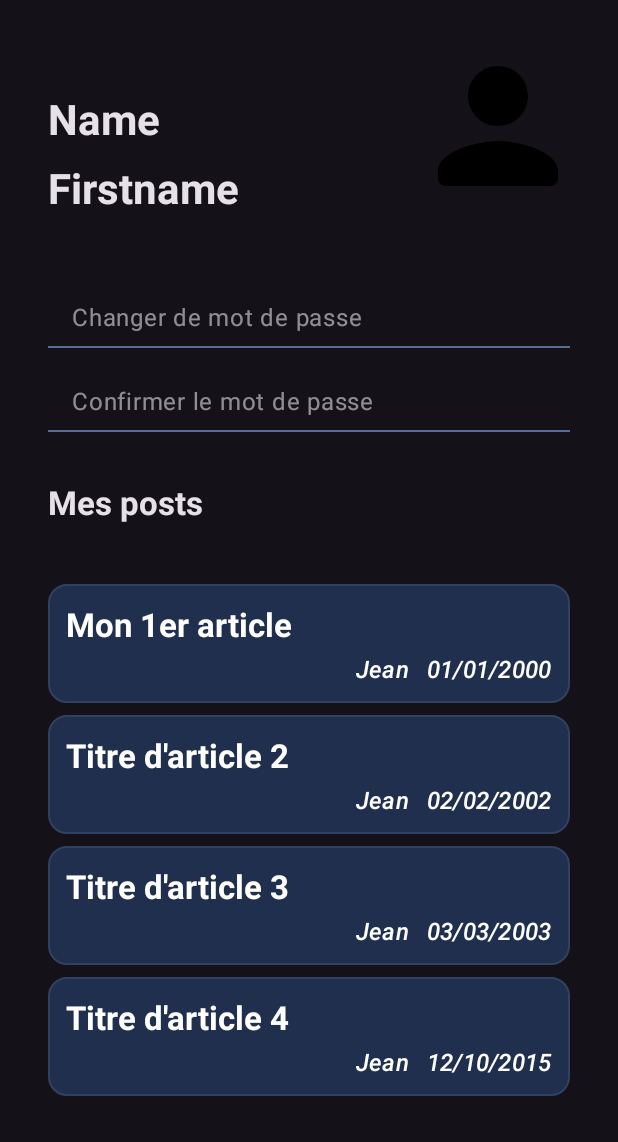
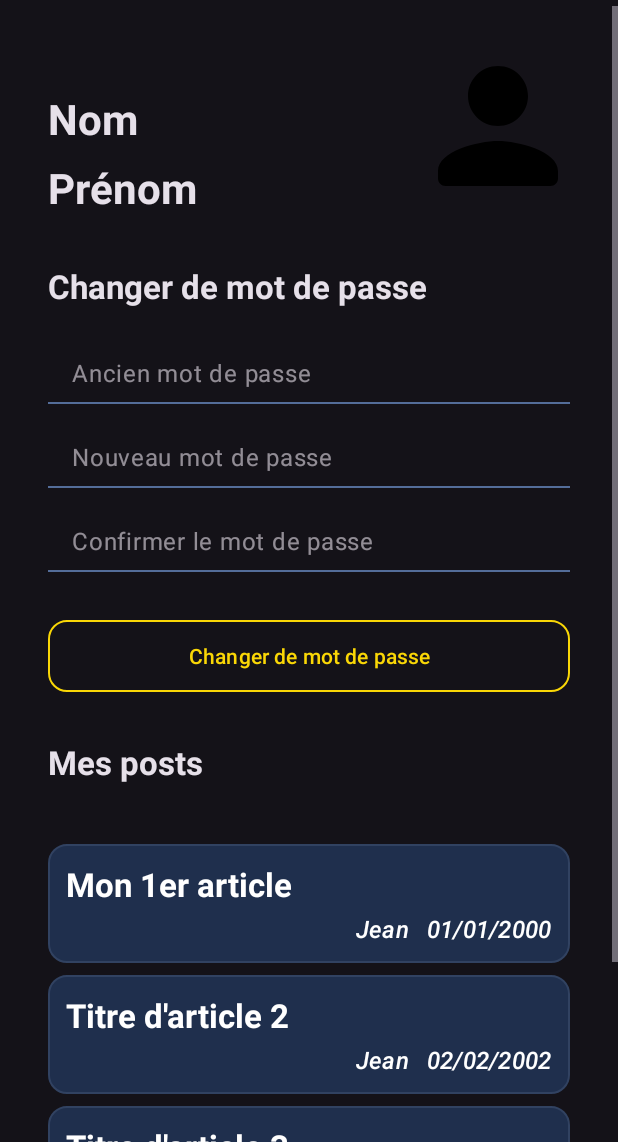
Before and after one commit to Moumours/PostBee, an Android app: the ProfileActivity screen opened directly, with no data from a screen before it, on a phone screen of 412 x 824 dp, the part 94-1236 px from its top. Run offline under Robolectric (Android 15) with nearby library versions, the phone set to English and light mode, and no system bars.

```diff
--- a/mobile_app/app/src/main/java/com/example/mobile_app/model/item_user/ItemUserAdapter.java
+++ b/mobile_app/app/src/main/java/com/example/mobile_app/model/item_user/ItemUserAdapter.java
@@ -47,9 +47,9 @@ public class ItemUserAdapter extends RecyclerView.Adapter<ItemUserViewHolder> {
 
         String roleText;
         switch (users.get(position).getRole()) {
-            case 0: roleText = mContext.getString(R.string.ui_role0); break;
-            case 1: roleText = mContext.getString(R.string.ui_role1); break;
-            case 2: roleText = mContext.getString(R.string.ui_role2); break;
+            case 0: roleText = mContext.getString(R.string.status_student); break;
+            case 1: roleText = mContext.getString(R.string.status_teacher); break;
+            case 2: roleText = mContext.getString(R.string.status_other); break;
             default: roleText = ""; break;
         }
         holder.text_role.setText(roleText);
--- a/mobile_app/app/src/main/res/layout/activity_profile.xml
+++ b/mobile_app/app/src/main/res/layout/activity_profile.xml
@@ -61,7 +61,7 @@
                 android:layout_marginStart="@dimen/gap_part"
                 android:layout_marginBottom="@dimen/gap_item"
                 android:textStyle="bold"
-                android:text="Name"
+                android:text="@string/ui_name"
                 app:layout_constraintBottom_toTopOf="@+id/profile_textview_firstname"
                 app:layout_constraintStart_toStartOf="parent"/>
 
@@ -70,20 +70,43 @@
                 android:layout_width="wrap_content"
                 android:layout_height="wrap_content"
                 android:textStyle="bold"
-                android:text="Firstname"
+                android:text="@string/ui_firstname"
                 app:layout_constraintBottom_toBottomOf="@+id/profile_imageview_pfp"
                 app:layout_constraintStart_toStartOf="@+id/profile_textview_name" />
 
+            <TextView style="@style/TextAppearance.Material3.TitleLarge"
+                android:id="@+id/profile_textview_changePassword"
+                android:layout_width="wrap_content"
+                android:layout_height="wrap_content"
+                android:layout_marginTop="@dimen/gap_part"
+                android:text="@string/ui_changePassword"
+                android:textStyle="bold"
+                android:layout_marginStart="@dimen/gap_part"
+                app:layout_constraintStart_toStartOf="parent"
+                app:layout_constraintTop_toBottomOf="@+id/profile_textview_firstname" />
+
             <EditText style="@style/DefaultTextField"
-                android:id="@+id/profile_edittext_password"
+                android:id="@+id/profile_edittext_oldPassword"
                 android:layout_marginStart="@dimen/gap_part"
-                android:layout_marginTop="@dimen/gap_part"
+                android:layout_marginTop="@dimen/gap_item"
                 android:layout_marginEnd="@dimen/gap_part"
-                android:hint="Changer de mot de passe"
+                android:hint="@string/ui_oldPassword"
                 android:inputType="textPassword"
                 app:layout_constraintEnd_toEndOf="parent"
                 app:layout_constraintStart_toStartOf="parent"
-                app:layout_constraintTop_toBottomOf="@+id/profile_textview_firstname" />
+                app:layout_constraintTop_toBottomOf="@+id/profile_textview_changePassword" />
+
+            <EditText style="@style/DefaultTextField"
+                android:id="@+id/profile_edittext_newPassword"
+                android:layout_width="match_parent"
+                android:layout_height="wrap_content"
+                android:layout_marginStart="@dimen/gap_part"
+                android:layout_marginEnd="@dimen/gap_part"
+                android:hint="@string/ui_newPassword"
+                android:inputType="textPassword"
+                app:layout_constraintEnd_toEndOf="parent"
+                app:layout_constraintStart_toStartOf="@+id/profile_textview_myposts"
+                app:layout_constraintTop_toBottomOf="@+id/profile_edittext_oldPassword" />
 
             <EditText style="@style/DefaultTextField"
                 android:id="@+id/profile_edittext_passwordConfirm"
@@ -91,22 +114,33 @@
                 android:layout_height="wrap_content"
                 android:layout_marginStart="@dimen/gap_part"
                 android:layout_marginEnd="@dimen/gap_part"
-                android:hint="Confirmer le mot de passe"
+                android:hint="@string/ui_confirmPassword"
                 android:inputType="textPassword"
                 app:layout_constraintEnd_toEndOf="parent"
                 app:layout_constraintStart_toStartOf="@+id/profile_textview_myposts"
-                app:layout_constraintTop_toBottomOf="@+id/profile_edittext_password" />
+                app:layout_constraintTop_toBottomOf="@+id/profile_edittext_newPassword" />
+
+            <Button style="@style/ButtonActionBorder"
+                android:id="@+id/profile_button_changePassword"
+                android:text="@string/ui_changePassword"
+                android:layout_marginTop="@dimen/gap_part"
+                android:layout_marginHorizontal="@dimen/gap_part"
+                android:background="@drawable/border_button"
+                app:backgroundTint="@null"
+                app:layout_constraintTop_toBottomOf="@id/profile_edittext_passwordConfirm"
+                app:layout_constraintStart_toStartOf="parent"
+                />
 
             <TextView style="@style/TextAppearance.Material3.TitleLarge"
                 android:id="@+id/profile_textview_myposts"
                 android:layout_width="wrap_content"
                 android:layout_height="wrap_content"
                 android:layout_marginTop="@dimen/gap_part"
-                android:text="Mes posts"
+                android:text="@string/ui_myPosts"
                 android:textStyle="bold"
                 android:layout_marginStart="@dimen/gap_part"
                 app:layout_constraintStart_toStartOf="parent"
-                app:layout_constraintTop_toBottomOf="@+id/profile_edittext_passwordConfirm" />
+                app:layout_constraintTop_toBottomOf="@id/profile_button_changePassword" />
 
             <androidx.recyclerview.widget.RecyclerView
                 android:id="@+id/profile_recyclerview_posts"
--- a/mobile_app/app/src/main/res/values/strings.xml
+++ b/mobile_app/app/src/main/res/values/strings.xml
@@ -1,5 +1,5 @@
 <resources>
-    <string name="app_name">PostBee</string>
+    <string name="app_name" translatable="false">PostBee</string>
 
     <string name="ui_users">Utilisateurs</string>
     <string name="ui_moderation">Modération</string>
@@ -8,18 +8,12 @@
     <string name="ui_target">Public ciblé</string>
     <string name="ui_loading">Chargement...</string>
 
-    <string name="ui_role0">Etudiant</string>
-    <string name="ui_role1">Enseignant</string>
-    <string name="ui_role2">Autre</string>
-
     <string name="ui_warning">Attention !</string>
     <string name="ui_delete">Supprimer</string>
     <string name="ui_cancel">Annuler</string>
     <string name="ui_sendPost">Publier le post</string>
 
-    <string name="ui_deleteAccountWarning">
-        Êtes-vous sûr de vouloir supprimer votre compte ?\n
-        Vos posts seront concervés mais anonymisés. </string>
+    <string name="ui_deleteAccountWarning">Êtes-vous sûr de vouloir supprimer votre compte ?\nVos posts seront concervés mais anonymisés.</string>
     <string name="ui_deleteUserWarning">Êtes-vous sûr de vouloir supprimer l\'utilisateur</string>
 
     <string name="ui_welcome">Bienvenue à PostBee !</string>
@@ -45,8 +39,8 @@
     <string name="status_other">Autre personnel</string>
 
 
-    <string name="placeholder_title">Titre un petit peu plus long</string>
-    <string name="placeholder_content">Lorem ipsum dolor sit amet, consectetur adipiscing elit. Etiam a dapibus urna. Suspendisse potenti. Quisque congue eleifend enim vitae varius. Donec elit sapien, sodales bibendum varius ac, congue ac est. Nam feugiat finibus purus at lacinia. Phasellus efficitur risus id accumsan vestibulum. Maecenas pellentesque gravida sapien in consectetur. Nunc justo purus, molestie vitae erat ac, blandit cursus enim. Maecenas nec tristique ipsum. Aenean eget mi auctor, accumsan magna at, hendrerit enim. Praesent nec quam augue. Nulla nec porta orci, nec aliquam mauris. Integer in turpis id nibh mattis semper at non augue. Pellentesque nec diam sit amet quam lobortis efficitur. Pellentesque gravida neque odio, non tincidunt massa maximus in.
+    <string name="placeholder_title" translatable="false">Titre un petit peu plus long</string>
+    <string name="placeholder_content" translatable="false">Lorem ipsum dolor sit amet, consectetur adipiscing elit. Etiam a dapibus urna. Suspendisse potenti. Quisque congue eleifend enim vitae varius. Donec elit sapien, sodales bibendum varius ac, congue ac est. Nam feugiat finibus purus at lacinia. Phasellus efficitur risus id accumsan vestibulum. Maecenas pellentesque gravida sapien in consectetur. Nunc justo purus, molestie vitae erat ac, blandit cursus enim. Maecenas nec tristique ipsum. Aenean eget mi auctor, accumsan magna at, hendrerit enim. Praesent nec quam augue. Nulla nec porta orci, nec aliquam mauris. Integer in turpis id nibh mattis semper at non augue. Pellentesque nec diam sit amet quam lobortis efficitur. Pellentesque gravida neque odio, non tincidunt massa maximus in.
 
         Ut eget accumsan odio. Maecenas condimentum sit amet tortor id egestas. Maecenas ac condimentum felis. Nullam non magna pulvinar, scelerisque ipsum sed, pellentesque ante. Suspendisse potenti. Donec ultrices tincidunt cursus. Pellentesque enim ante, dapibus sagittis quam facilisis, placerat ultrices metus. Maecenas id tincidunt metus. Phasellus semper sapien vitae mauris ultricies aliquet. In in condimentum elit, eu tempor nisi.
 
@@ -56,10 +50,20 @@
 
         Proin nec viverra massa. Class aptent taciti sociosqu ad litora torquent per conubia nostra, per inceptos himenaeos. Proin sit amet hendrerit urna, vel ornare orci. Vestibulum at aliquam odio. Praesent sapien dolor, finibus ut mollis non, dapibus pretium augue. Etiam sed neque vitae nunc egestas lobortis. Cras a tempus est, a dapibus nulla. Cras et varius nulla. Fusce auctor mi sed odio sollicitudin, mollis semper sapien pellentesque. Aliquam sed placerat est. Quisque tempus metus augue, vel volutpat elit vulputate quis. Maecenas ornare nulla est, non convallis felis molestie quis. Ut at consequat eros, vitae hendrerit libero. Nulla eu quam arcu. Praesent eu venenatis massa. Suspendisse sit amet lectus sed nunc condimentum suscipit viverra a orci.
     </string>
-    <string name="placeholder_username">Alain Génieur</string>
-    <string name="placeholder_date">01/01/2000</string>
-    <string name="placeholder_comment">Sample comment</string>
-    <string name="placeholder_email">my.cool@email.com</string>
-    <string name="placeholder_role">The role</string>
-    <string name="placeholder_setting">Sample setting</string>
+    <string name="placeholder_username" translatable="false">Alain Génieur</string>
+    <string name="placeholder_date" translatable="false">01/01/2000</string>
+    <string name="placeholder_comment" translatable="false">Sample comment</string>
+    <string name="placeholder_email" translatable="false">my.cool@email.com</string>
+    <string name="placeholder_role" translatable="false">The role</string>
+    <string name="placeholder_setting" translatable="false">Sample setting</string>
+    <string name="ui_profile">Profil</string>
+    <string name="ui_addPost">Ajouter un post</string>
+    <string name="ui_myPosts">Mes posts</string>
+    <string name="ui_oldPassword">Ancien mot de passe</string>
+    <string name="ui_newPassword">Nouveau mot de passe</string>
+    <string name="ui_changePassword">Changer de mot de passe</string>
+    <string name="setting_changeTheme">Changer de thème</string>
+    <string name="setting_logout">Se déconnecter</string>
+    <string name="setting_deleteAccount">Supprimer le compte</string>
+    <string name="toast_notSamePassword">Les deux champs ne correspondent pas !</string>
 </resources>
```
Also changed, not shown: mobile_app/app/src/main/res/layout/activity_home.xml (+4 -4 lines), 2 other files.
